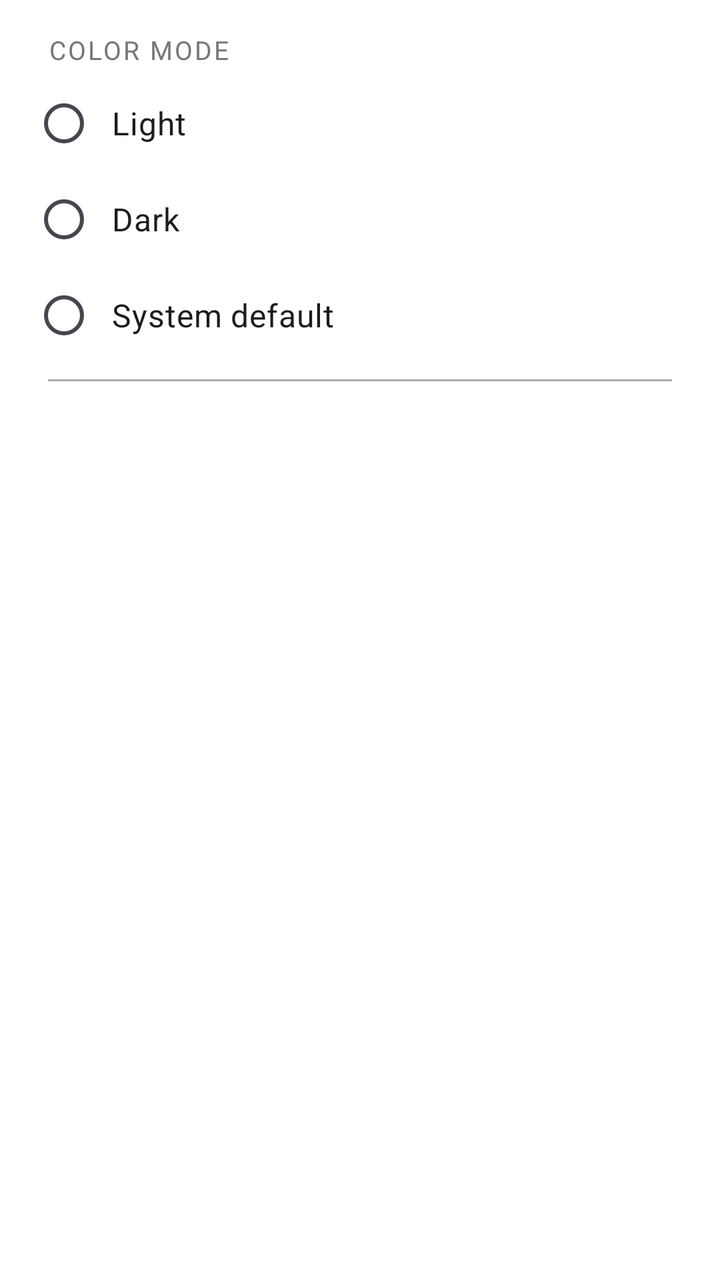
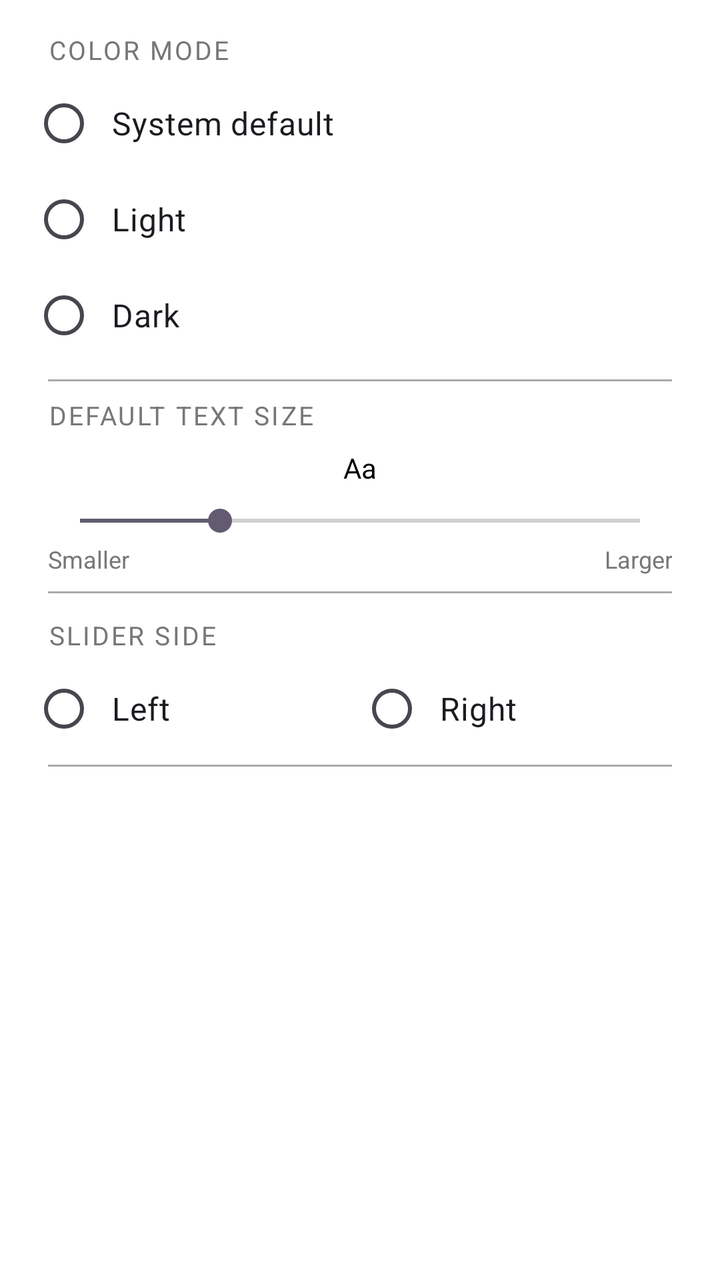

Two renders of the same Android screen: before a commit and after it. Below are the layout's source before the change and the commit's diff.
<!-- AndroidManifest.xml: application theme Theme.EmbiggenIt -->
<!-- res/layout/dialog_settings.xml -->
<?xml version="1.0" encoding="utf-8"?>
<LinearLayout
    xmlns:android="http://schemas.android.com/apk/res/android"
    android:layout_width="match_parent"
    android:layout_height="wrap_content"
    android:orientation="vertical"
    android:padding="8dp">

    <TextView
        android:layout_width="match_parent"
        android:layout_height="wrap_content"
        android:text="@string/settings_color_mode_label"
        android:textSize="13sp"
        android:textAllCaps="true"
        android:letterSpacing="0.08"
        android:textColor="@color/text_hint"
        android:paddingStart="16dp"
        android:paddingEnd="16dp"
        android:paddingTop="8dp"
        android:paddingBottom="4dp" />

    <RadioGroup
        android:id="@+id/colorModeGroup"
        android:layout_width="match_parent"
        android:layout_height="wrap_content"
        android:orientation="vertical"
        android:paddingStart="8dp"
        android:paddingEnd="8dp">

        <RadioButton
            android:id="@+id/radioLight"
            android:layout_width="match_parent"
            android:layout_height="48dp"
            android:text="@string/settings_mode_light"
            android:textSize="16sp"
            android:paddingStart="8dp" />

        <RadioButton
            android:id="@+id/radioDark"
            android:layout_width="match_parent"
            android:layout_height="48dp"
            android:text="@string/settings_mode_dark"
            android:textSize="16sp"
            android:paddingStart="8dp" />

        <RadioButton
            android:id="@+id/radioSystem"
            android:layout_width="match_parent"
            android:layout_height="48dp"
            android:text="@string/settings_mode_system"
            android:textSize="16sp"
            android:paddingStart="8dp" />

    </RadioGroup>

    
    <View
        android:layout_width="match_parent"
        android:layout_height="1dp"
        android:background="@color/divider"
        android:layout_marginTop="8dp"
        android:layout_marginBottom="4dp"
        android:layout_marginStart="16dp"
        android:layout_marginEnd="16dp" />

    <TextView
        android:id="@+id/versionText"
        android:layout_width="match_parent"
        android:layout_height="wrap_content"
        android:textSize="12sp"
        android:textColor="@color/text_hint"
        android:gravity="center"
        android:paddingTop="8dp"
        android:paddingBottom="12dp" />

</LinearLayout>
<!-- resources referenced by this layout -->
<resources>
  <color name="divider">#AAAAAA</color>
  <color name="text_hint">#777777</color>
  <string name="settings_color_mode_label">Color Mode</string>
  <string name="settings_mode_dark">Dark</string>
  <string name="settings_mode_light">Light</string>
  <string name="settings_mode_system">System default</string>
  <style name="Theme.EmbiggenIt" parent="Theme.Material3.Light.NoActionBar">
          <item name="colorPrimary">@color/colorPrimary</item>
          <item name="colorPrimaryVariant">@color/colorPrimaryVariant</item>
          <item name="colorOnPrimary">@color/colorOnPrimary</item>
          <item name="android:windowBackground">@color/background</item>
          <item name="android:statusBarColor">@color/background</item>
          <item name="android:navigationBarColor">@color/background</item>
          <item name="android:windowLightStatusBar">true</item>
      </style>
  <color name="colorPrimary">#1A1A1A</color>
  <color name="colorPrimaryVariant">#333333</color>
  <color name="colorOnPrimary">#FFFFFF</color>
  <color name="background">#FFFFFF</color>
</resources>

<!-- the commit's change to res/layout/dialog_settings.xml (unified diff, before → after) -->
@@ -1,11 +1,16 @@
 <?xml version="1.0" encoding="utf-8"?>
-<LinearLayout
+<ScrollView
     xmlns:android="http://schemas.android.com/apk/res/android"
+    android:layout_width="match_parent"
+    android:layout_height="wrap_content">
+
+  <LinearLayout
     android:layout_width="match_parent"
     android:layout_height="wrap_content"
     android:orientation="vertical"
     android:padding="8dp">
 
+    
     <TextView
         android:layout_width="match_parent"
         android:layout_height="wrap_content"
@@ -26,6 +31,14 @@
         android:orientation="vertical"
         android:paddingStart="8dp"
         android:paddingEnd="8dp">
+
+        <RadioButton
+            android:id="@+id/radioSystem"
+            android:layout_width="match_parent"
+            android:layout_height="48dp"
+            android:text="@string/settings_mode_system"
+            android:textSize="16sp"
+            android:paddingStart="8dp" />
 
         <RadioButton
             android:id="@+id/radioLight"
@@ -43,14 +56,6 @@
             android:textSize="16sp"
             android:paddingStart="8dp" />
 
-        <RadioButton
-            android:id="@+id/radioSystem"
-            android:layout_width="match_parent"
-            android:layout_height="48dp"
-            android:text="@string/settings_mode_system"
-            android:textSize="16sp"
-            android:paddingStart="8dp" />
-
     </RadioGroup>
 
     
@@ -59,10 +64,134 @@
         android:layout_height="1dp"
         android:background="@color/divider"
         android:layout_marginTop="8dp"
+        android:layout_marginBottom="8dp"
+        android:layout_marginStart="16dp"
+        android:layout_marginEnd="16dp" />
+
+    
+    <TextView
+        android:layout_width="match_parent"
+        android:layout_height="wrap_content"
+        android:text="@string/settings_text_size_label"
+        android:textSize="13sp"
+        android:textAllCaps="true"
+        android:letterSpacing="0.08"
+        android:textColor="@color/text_hint"
+        android:paddingStart="16dp"
+        android:paddingEnd="16dp"
+        android:paddingBottom="8dp" />
+
+    
+    <TextView
+        android:id="@+id/textSizePreview"
+        android:layout_width="match_parent"
+        android:layout_height="wrap_content"
+        android:text="@string/settings_text_size_preview"
+        android:textColor="@color/text_primary"
+        android:gravity="center"
+        android:paddingBottom="8dp" />
+
+    <SeekBar
+        android:id="@+id/textSizeSeekBarSettings"
+        android:layout_width="match_parent"
+        android:layout_height="wrap_content"
+        android:layout_marginStart="16dp"
+        android:layout_marginEnd="16dp"
+        android:max="64"
+        android:progress="16" />
+
+    
+    <LinearLayout
+        android:layout_width="match_parent"
+        android:layout_height="wrap_content"
+        android:orientation="horizontal"
+        android:paddingStart="16dp"
+        android:paddingEnd="16dp"
+        android:paddingTop="2dp"
+        android:paddingBottom="4dp">
+
+        <TextView
+            android:layout_width="0dp"
+            android:layout_height="wrap_content"
+            android:layout_weight="1"
+            android:text="@string/settings_text_size_small"
+            android:textSize="12sp"
+            android:textColor="@color/text_hint" />
+
+        <TextView
+            android:layout_width="0dp"
+            android:layout_height="wrap_content"
+            android:layout_weight="1"
+            android:text="@string/settings_text_size_large"
+            android:textSize="12sp"
+            android:textColor="@color/text_hint"
+            android:gravity="end" />
+
+    </LinearLayout>
+
+    
+    <View
+        android:layout_width="match_parent"
+        android:layout_height="1dp"
+        android:background="@color/divider"
+        android:layout_marginTop="4dp"
         android:layout_marginBottom="4dp"
         android:layout_marginStart="16dp"
         android:layout_marginEnd="16dp" />
 
+    
+    <TextView
+        android:layout_width="match_parent"
+        android:layout_height="wrap_content"
+        android:text="@string/settings_slider_side_label"
+        android:textSize="13sp"
+        android:textAllCaps="true"
+        android:letterSpacing="0.08"
+        android:textColor="@color/text_hint"
+        android:paddingStart="16dp"
+        android:paddingEnd="16dp"
+        android:paddingTop="8dp"
+        android:paddingBottom="4dp" />
+
+    <RadioGroup
+        android:id="@+id/sliderSideGroup"
+        android:layout_width="match_parent"
+        android:layout_height="wrap_content"
+        android:orientation="horizontal"
+        android:paddingStart="8dp"
+        android:paddingEnd="8dp">
+
+      <RadioButton
+          android:id="@+id/radioSliderLeft"
+          android:layout_width="0dp"
+          android:layout_height="48dp"
+          android:layout_weight="1"
+          android:text="@string/settings_slider_side_left"
+          android:textSize="16sp"
+          android:paddingStart="8dp" />
+
+      <RadioButton
+          android:id="@+id/radioSliderRight"
+          android:layout_width="0dp"
+          android:layout_height="48dp"
+          android:layout_weight="1"
+          android:text="@string/settings_slider_side_right"
+          android:textSize="16sp"
+          android:paddingStart="8dp" />
+
+    </RadioGroup>
+    
+    
+    <View
+        android:layout_width="match_parent"
+        android:layout_height="1dp"
+        android:background="@color/divider"
+        android:layout_marginTop="4dp"
+        android:layout_marginBottom="4dp"
+        android:layout_marginStart="16dp"
+        android:layout_marginEnd="16dp" />
+
+    
     <TextView
         android:id="@+id/versionText"
         android:layout_width="match_parent"
@@ -73,4 +202,5 @@
         android:paddingTop="8dp"
         android:paddingBottom="12dp" />
 
-</LinearLayout>
+  </LinearLayout>
+</ScrollView>
<!-- resource entries referenced after the edit -->
@@ -2,10 +2,18 @@
 <resources>
   <color name="divider">#AAAAAA</color>
   <color name="text_hint">#777777</color>
+  <color name="text_primary">#000000</color>
   <string name="settings_color_mode_label">Color Mode</string>
   <string name="settings_mode_dark">Dark</string>
   <string name="settings_mode_light">Light</string>
   <string name="settings_mode_system">System default</string>
+  <string name="settings_slider_side_label">Slider Side</string>
+  <string name="settings_slider_side_left">Left</string>
+  <string name="settings_slider_side_right">Right</string>
+  <string name="settings_text_size_label">Default Text Size</string>
+  <string name="settings_text_size_large">Larger</string>
+  <string name="settings_text_size_preview">Aa</string>
+  <string name="settings_text_size_small">Smaller</string>
   <style name="Theme.EmbiggenIt" parent="Theme.Material3.Light.NoActionBar">
           <item name="colorPrimary">@color/colorPrimary</item>
           <item name="colorPrimaryVariant">@color/colorPrimaryVariant</item>
